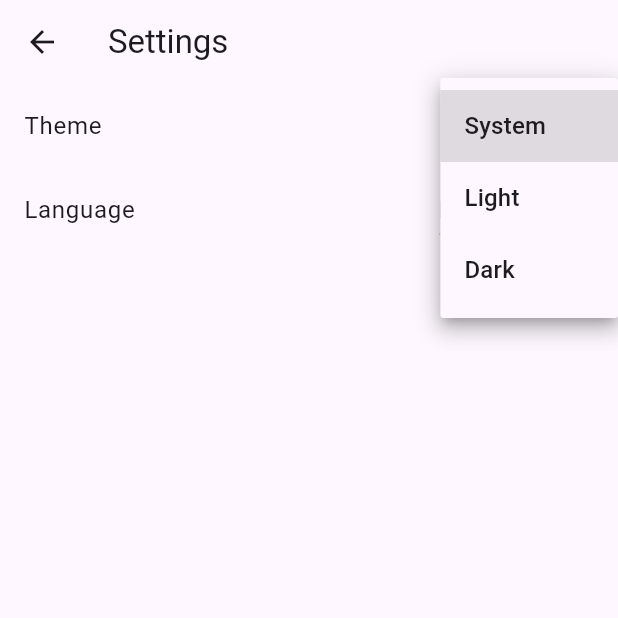
After one commit to Hdytalhayat/NotedTeam-Flutter, a Flutter app: the SettingsScreen screen opened directly, after a tap on "System", on a phone screen of 412 x 824 dp, the top half of it. The commit adds this screen. Run offline on Flutter 3.47's test engine with Material 3 defaults, Android fonts, the phone set to English and light mode, and no system bars; our stand-ins replace shared_preferences; accounts and stored records are empty.

Commit message:
feat(settings): add language and theme preferences
- Implement language switcher (English & Bahasa Indonesia)
- Add theme toggle between Dark and Light modes
- Store user preferences using SharedPreferences for persistence
- Update UI to reactively rebuild on language/theme change
- Localize UI strings using Flutter's localization system (intl)
- Add SettingsScreen to manage user preferences

````diff
--- /dev/null
+++ b/l10n.yaml
@@ -0,0 +1,3 @@
+arb-dir: lib/l10n
+template-arb-file: app_en.arb
+output-localization-file: app_localizations.dart
--- /dev/null
+++ b/lib/l10n/app_en.arb
@@ -0,0 +1,13 @@
+{
+    "myTeams": "My Teams",
+    "myInvitations": "My Invitations",
+    "settings": "Settings",
+    "language": "Language",
+    "theme": "Theme",
+    "light": "Light",
+    "dark": "Dark",
+    "system": "System",
+    "logout": "Logout",
+    "noPendingInvitations": "No pending invitations.",
+    "noTeamsJoined": "You have not joined any team yet."
+}
--- /dev/null
+++ b/lib/l10n/app_id.arb
@@ -0,0 +1,13 @@
+{
+    "myTeams": "Tim Saya",
+    "myInvitations": "Undangan Saya",
+    "settings": "Pengaturan",
+    "language": "Bahasa",
+    "theme": "Tema",
+    "light": "Terang",
+    "dark": "Gelap",
+    "system": "Sistem",
+    "logout": "Keluar",
+    "noPendingInvitations": "Tidak ada undangan tertunda.",
+    "noTeamsJoined": "Anda belum bergabung dengan tim manapun."
+}
--- /dev/null
+++ b/lib/l10n/app_localizations.dart
@@ -0,0 +1,200 @@
+import 'dart:async';
+
+import 'package:flutter/foundation.dart';
+import 'package:flutter/widgets.dart';
+import 'package:flutter_localizations/flutter_localizations.dart';
+import 'package:intl/intl.dart' as intl;
+
+import 'app_localizations_en.dart';
+import 'app_localizations_id.dart';
+
+// ignore_for_file: type=lint
+
+/// Callers can lookup localized strings with an instance of AppLocalizations
+/// returned by `AppLocalizations.of(context)`.
+///
+/// Applications need to include `AppLocalizations.delegate()` in their app's
+/// `localizationDelegates` list, and the locales they support in the app's
+/// `supportedLocales` list. For example:
+///
+/// ```dart
+/// import 'l10n/app_localizations.dart';
+///
+/// return MaterialApp(
+///   localizationsDelegates: AppLocalizations.localizationsDelegates,
+///   supportedLocales: AppLocalizations.supportedLocales,
+///   home: MyApplicationHome(),
+/// );
+/// ```
+///
+/// ## Update pubspec.yaml
+///
+/// Please make sure to update your pubspec.yaml to include the following
+/// packages:
+///
+/// ```yaml
+/// dependencies:
+///   # Internationalization support.
+///   flutter_localizations:
+///     sdk: flutter
+///   intl: any # Use the pinned version from flutter_localizations
+///
+///   # Rest of dependencies
+/// ```
+///
+/// ## iOS Applications
+///
+/// iOS applications define key application metadata, including supported
+/// locales, in an Info.plist file that is built into the application bundle.
+/// To configure the locales supported by your app, you’ll need to edit this
+/// file.
+///
+/// First, open your project’s ios/Runner.xcworkspace Xcode workspace file.
+/// Then, in the Project Navigator, open the Info.plist file under the Runner
+/// project’s Runner folder.
+///
+/// Next, select the Information Property List item, select Add Item from the
+/// Editor menu, then select Localizations from the pop-up menu.
+///
+/// Select and expand the newly-created Localizations item then, for each
+/// locale your application supports, add a new item and select the locale
+/// you wish to add from the pop-up menu in the Value field. This list should
+/// be consistent with the languages listed in the AppLocalizations.supportedLocales
+/// property.
+abstract class AppLocalizations {
+  AppLocalizations(String locale)
+    : localeName = intl.Intl.canonicalizedLocale(locale.toString());
+
+  final String localeName;
+
+  static AppLocalizations? of(BuildContext context) {
+    return Localizations.of<AppLocalizations>(context, AppLocalizations);
+  }
+
+  static const LocalizationsDelegate<AppLocalizations> delegate =
+      _AppLocalizationsDelegate();
+
+  /// A list of this localizations delegate along with the default localizations
+  /// delegates.
+  ///
+  /// Returns a list of localizations delegates containing this delegate along with
+  /// GlobalMaterialLocalizations.delegate, GlobalCupertinoLocalizations.delegate,
+  /// and GlobalWidgetsLocalizations.delegate.
+  ///
+  /// Additional delegates can be added by appending to this list in
+  /// MaterialApp. This list does not have to be used at all if a custom list
+  /// of delegates is preferred or required.
+  static const List<LocalizationsDelegate<dynamic>> localizationsDelegates =
+      <LocalizationsDelegate<dynamic>>[
+        delegate,
+        GlobalMaterialLocalizations.delegate,
+        GlobalCupertinoLocalizations.delegate,
+        GlobalWidgetsLocalizations.delegate,
+      ];
+
+  /// A list of this localizations delegate's supported locales.
+  static const List<Locale> supportedLocales = <Locale>[
+    Locale('en'),
+    Locale('id'),
+  ];
+
+  /// No description provided for @myTeams.
+  ///
+  /// In en, this message translates to:
+  /// **'My Teams'**
+  String get myTeams;
+
+  /// No description provided for @myInvitations.
+  ///
+  /// In en, this message translates to:
+  /// **'My Invitations'**
+  String get myInvitations;
+
+  /// No description provided for @settings.
+  ///
+  /// In en, this message translates to:
+  /// **'Settings'**
+  String get settings;
+
+  /// No description provided for @language.
+  ///
+  /// In en, this message translates to:
+  /// **'Language'**
+  String get language;
+
+  /// No description provided for @theme.
+  ///
+  /// In en, this message translates to:
+  /// **'Theme'**
+  String get theme;
+
+  /// No description provided for @light.
+  ///
+  /// In en, this message translates to:
+  /// **'Light'**
+  String get light;
+
+  /// No description provided for @dark.
+  ///
+  /// In en, this message translates to:
+  /// **'Dark'**
+  String get dark;
+
+  /// No description provided for @system.
+  ///
+  /// In en, this message translates to:
+  /// **'System'**
+  String get system;
+
+  /// No description provided for @logout.
+  ///
+  /// In en, this message translates to:
+  /// **'Logout'**
+  String get logout;
+
+  /// No description provided for @noPendingInvitations.
+  ///
+  /// In en, this message translates to:
+  /// **'No pending invitations.'**
+  String get noPendingInvitations;
+
+  /// No description provided for @noTeamsJoined.
+  ///
+  /// In en, this message translates to:
+  /// **'You have not joined any team yet.'**
+  String get noTeamsJoined;
+}
+
+class _AppLocalizationsDelegate
+    extends LocalizationsDelegate<AppLocalizations> {
+  const _AppLocalizationsDelegate();
+
+  @override
+  Future<AppLocalizations> load(Locale locale) {
+    return SynchronousFuture<AppLocalizations>(lookupAppLocalizations(locale));
+  }
+
+  @override
+  bool isSupported(Locale locale) =>
+      <String>['en', 'id'].contains(locale.languageCode);
+
+  @override
+  bool shouldReload(_AppLocalizationsDelegate old) => false;
+}
+
+AppLocalizations lookupAppLocalizations(Locale locale) {
+  // Lookup logic when only language code is specified.
+  switch (locale.languageCode) {
+    case 'en':
+      return AppLocalizationsEn();
+    case 'id':
+      return AppLocalizationsId();
+  }
+
+  throw FlutterError(
+    'AppLocalizations.delegate failed to load unsupported locale "$locale". This is likely '
+    'an issue with the localizations generation tool. Please file an issue '
+    'on GitHub with a reproducible sample app and the gen-l10n configuration '
+    'that was used.',
+  );
+}
--- /dev/null
+++ b/lib/l10n/app_localizations_en.dart
@@ -0,0 +1,43 @@
+// ignore: unused_import
+import 'package:intl/intl.dart' as intl;
+import 'app_localizations.dart';
+
+// ignore_for_file: type=lint
+
+/// The translations for English (`en`).
+class AppLocalizationsEn extends AppLocalizations {
+  AppLocalizationsEn([String locale = 'en']) : super(locale);
+
+  @override
+  String get myTeams => 'My Teams';
+
+  @override
+  String get myInvitations => 'My Invitations';
+
+  @override
+  String get settings => 'Settings';
+
+  @override
+  String get language => 'Language';
+
+  @override
+  String get theme => 'Theme';
+
+  @override
+  String get light => 'Light';
+
+  @override
+  String get dark => 'Dark';
+
+  @override
+  String get system => 'System';
+
+  @override
+  String get logout => 'Logout';
+
+  @override
+  String get noPendingInvitations => 'No pending invitations.';
+
+  @override
+  String get noTeamsJoined => 'You have not joined any team yet.';
+}
--- /dev/null
+++ b/lib/l10n/app_localizations_id.dart
@@ -0,0 +1,43 @@
+// ignore: unused_import
+import 'package:intl/intl.dart' as intl;
+import 'app_localizations.dart';
+
+// ignore_for_file: type=lint
+
+/// The translations for Indonesian (`id`).
+class AppLocalizationsId extends AppLocalizations {
+  AppLocalizationsId([String locale = 'id']) : super(locale);
+
+  @override
+  String get myTeams => 'Tim Saya';
+
+  @override
+  String get myInvitations => 'Undangan Saya';
+
+  @override
+  String get settings => 'Pengaturan';
+
+  @override
+  String get language => 'Bahasa';
+
+  @override
+  String get theme => 'Tema';
+
+  @override
+  String get light => 'Terang';
+
+  @override
+  String get dark => 'Gelap';
+
+  @override
+  String get system => 'Sistem';
+
+  @override
+  String get logout => 'Keluar';
+
+  @override
+  String get noPendingInvitations => 'Tidak ada undangan tertunda.';
+
+  @override
+  String get noTeamsJoined => 'Anda belum bergabung dengan tim manapun.';
+}
--- /dev/null
+++ b/lib/providers/settings_provider.dart
@@ -0,0 +1,60 @@
+// lib/providers/settings_provider.dart
+import 'package:flutter/material.dart';
+import 'package:shared_preferences/shared_preferences.dart';
+
+class SettingsProvider with ChangeNotifier {
+  ThemeMode _themeMode = ThemeMode.system;
+  Locale _locale = const Locale('en');
+
+  ThemeMode get themeMode => _themeMode;
+  Locale get locale => _locale;
+
+  SettingsProvider() {
+    _loadSettings();
+  }
+
+  // Muat pengaturan dari SharedPreferences
+  void _loadSettings() async {
+    final prefs = await SharedPreferences.getInstance();
+
+    // Muat Tema
+    final theme = prefs.getString('theme') ?? 'system';
+    switch (theme) {
+      case 'light':
+        _themeMode = ThemeMode.light;
+        break;
+      case 'dark':
+        _themeMode = ThemeMode.dark;
+        break;
+      default:
+        _themeMode = ThemeMode.system;
+        break;
+    }
+
+    // Muat Bahasa
+    final languageCode = prefs.getString('language') ?? 'en';
+    _locale = Locale(languageCode);
+
+    notifyListeners();
+  }
+
+  // Perbarui Tema
+  void updateTheme(ThemeMode? newThemeMode) async {
+    if (newThemeMode == null || newThemeMode == _themeMode) return;
+    _themeMode = newThemeMode;
+    notifyListeners();
+
+    final prefs = await SharedPreferences.getInstance();
+    prefs.setString('theme', newThemeMode.name);
+  }
+
+  // Perbarui Bahasa
+  void updateLanguage(Locale newLocale) async {
+    if (newLocale == _locale) return;
+    _locale = newLocale;
+    notifyListeners();
+
+    final prefs = await SharedPreferences.getInstance();
+    prefs.setString('language', newLocale.languageCode);
+  }
+}
--- a/lib/screens/home_screen.dart
+++ b/lib/screens/home_screen.dart
@@ -1,12 +1,13 @@
 // lib/screens/home_screen.dart
 import 'package:flutter/material.dart';
 import 'package:notedteamfrontend/models/team.dart';
+import 'package:notedteamfrontend/screens/settings_screen.dart';
 import 'package:notedteamfrontend/screens/todo_screen.dart';
 import 'package:provider/provider.dart';
 import '../providers/auth_provider.dart';
 import '../providers/team_provider.dart';
 import 'invitations_screen.dart';
-
+import '../l10n/app_localizations.dart';
 class HomeScreen extends StatefulWidget {
   const HomeScreen({Key? key}) : super(key: key);
 
@@ -44,6 +45,16 @@ class _HomeScreenState extends State<HomeScreen> {
             tooltip: 'My Invitations',
           ),
           IconButton(
+            icon: const Icon(Icons.settings), // Ikon untuk pengaturan
+            onPressed: () {
+              Navigator.of(context).push(
+                MaterialPageRoute(builder: (ctx) => const SettingsScreen()),
+              );
+            },
+            tooltip: AppLocalizations.of(context)!.settings,
+          ),
+
+          IconButton(
             icon: const Icon(Icons.logout),
             onPressed: () {
               Provider.of<AuthProvider>(context, listen: false).logout();
@@ -58,7 +69,7 @@ class _HomeScreenState extends State<HomeScreen> {
             return const Center(child: CircularProgressIndicator());
           }
           if (teamProvider.teams.isEmpty) {
-            return const Center(child: Text('Anda belum bergabung dengan tim manapun.'));
+            return Center(child: Text(AppLocalizations.of(context)!.noTeamsJoined));
           }
           return RefreshIndicator(
             onRefresh: () => _refreshTeams(context),
--- a/lib/screens/invitations_screen.dart
+++ b/lib/screens/invitations_screen.dart
@@ -2,7 +2,7 @@
 import 'package:flutter/material.dart';
 import 'package:provider/provider.dart';
 import '../providers/team_provider.dart';
-
+import '../l10n/app_localizations.dart';
 class InvitationsScreen extends StatefulWidget {
   const InvitationsScreen({Key? key}) : super(key: key);
 
@@ -29,7 +29,7 @@ class _InvitationsScreenState extends State<InvitationsScreen> {
       body: RefreshIndicator(
         onRefresh: () => provider.fetchMyInvitations(),
         child: invitations.isEmpty
-            ? const Center(child: Text('No pending invitations.'))
+            ? Center(child: Text(AppLocalizations.of(context)!.noPendingInvitations))
             : ListView.builder(
                 itemCount: invitations.length,
                 itemBuilder: (ctx, i) {
--- /dev/null
+++ b/lib/screens/settings_screen.dart
@@ -0,0 +1,72 @@
+// lib/screens/settings_screen.dart
+import 'package:flutter/material.dart';
+import 'package:provider/provider.dart';
+import '../providers/settings_provider.dart';
+import '../l10n/app_localizations.dart';
+
+class SettingsScreen extends StatelessWidget {
+  const SettingsScreen({Key? key}) : super(key: key);
+
+  @override
+  Widget build(BuildContext context) {
+    // Gunakan provider untuk mendapatkan state saat ini
+    final settingsProvider = Provider.of<SettingsProvider>(context);
+    final l10n = AppLocalizations.of(context)!; // Helper untuk terjemahan
+
+    return Scaffold(
+      appBar: AppBar(
+        title: Text(l10n.settings),
+      ),
+      body: ListView(
+        children: [
+          // Pengaturan Tema
+          ListTile(
+            title: Text(l10n.theme),
+            trailing: DropdownButton<ThemeMode>(
+              value: settingsProvider.themeMode,
+              items: [
+                DropdownMenuItem(
+                  value: ThemeMode.system,
+                  child: Text(l10n.system),
+                ),
+                DropdownMenuItem(
+                  value: ThemeMode.light,
+                  child: Text(l10n.light),
+                ),
+                DropdownMenuItem(
+                  value: ThemeMode.dark,
+                  child: Text(l10n.dark),
+                ),
+              ],
+              onChanged: (newTheme) {
+                settingsProvider.updateTheme(newTheme);
+              },
+            ),
+          ),
+          // Pengaturan Bahasa
+          ListTile(
+            title: Text(l10n.language),
+            trailing: DropdownButton<Locale>(
+              value: settingsProvider.locale,
+              items: [
+                const DropdownMenuItem(
+                  value: Locale('en'),
+                  child: Text('English'),
+                ),
+                const DropdownMenuItem(
+                  value: Locale('id'),
+                  child: Text('Indonesia'),
+                ),
+              ],
+              onChanged: (newLocale) {
+                if (newLocale != null) {
+                  settingsProvider.updateLanguage(newLocale);
+                }
+              },
+            ),
+          ),
+        ],
+      ),
+    );
+  }
+}
````
Also changed, not shown: lib/main.dart (+35 -2 lines), pubspec.yaml (+8 -3 lines).
